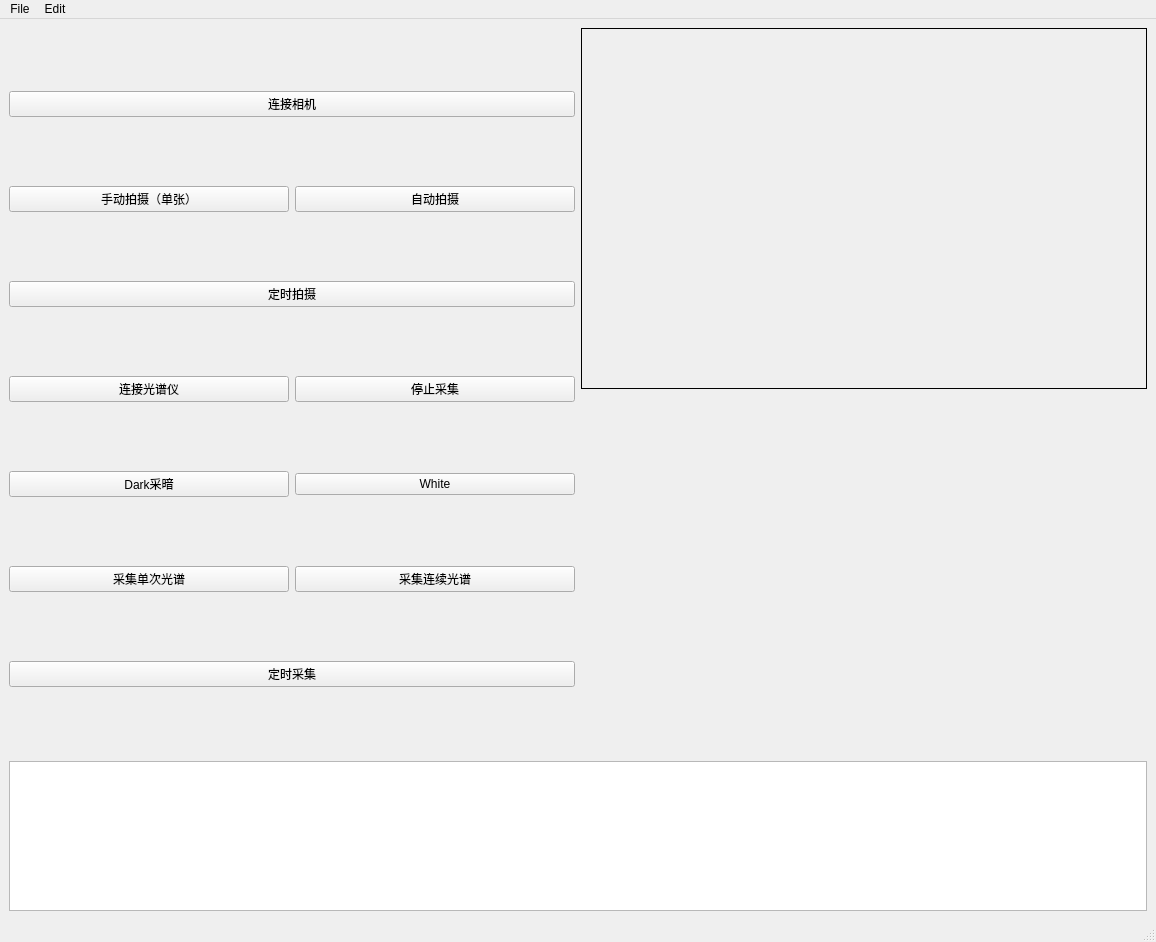
Above: mainwindow.ui from Chang-huilin/Tea-monitor-system before the change. Below: the same form after it.
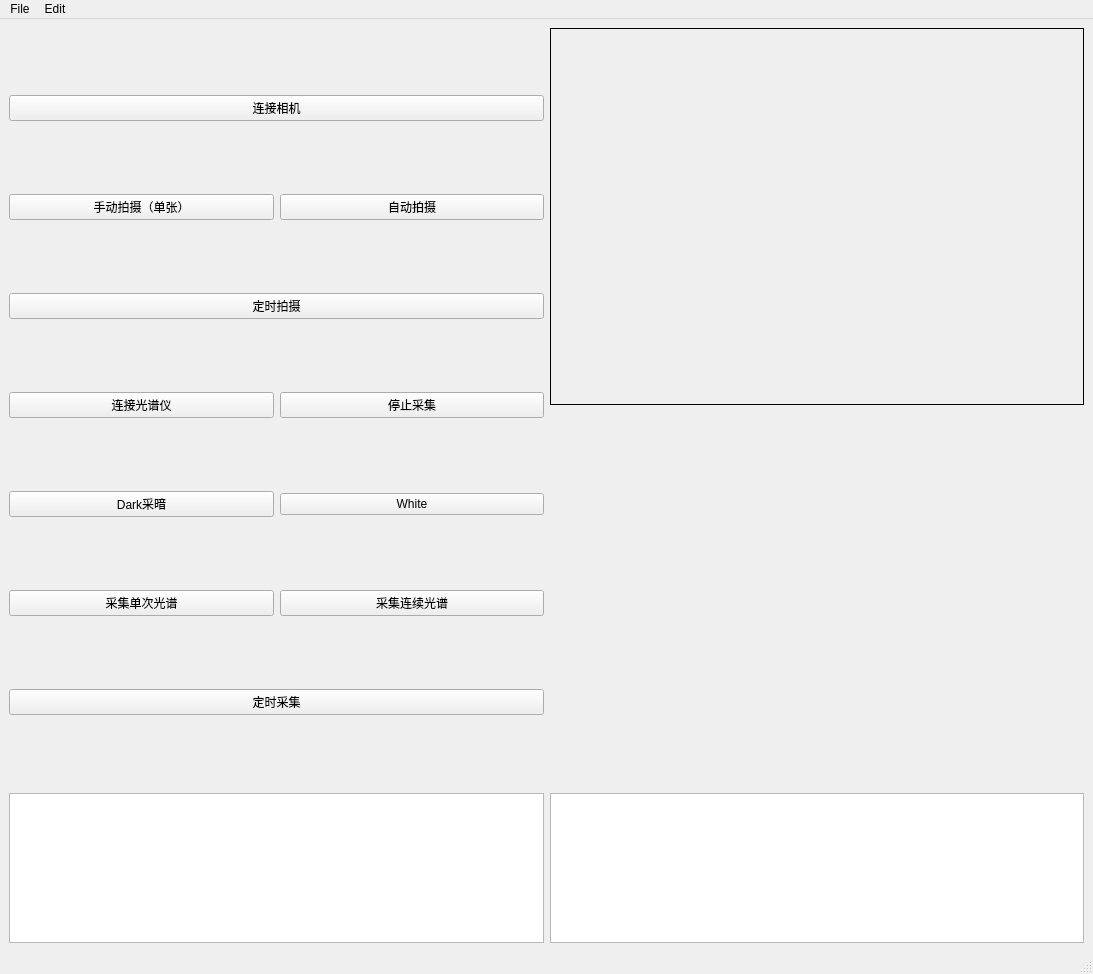
That is the form after the change.

```diff
--- a/mainwindow.ui
+++ b/mainwindow.ui
@@ -6,8 +6,8 @@
    <rect>
     <x>0</x>
     <y>0</y>
-    <width>1156</width>
-    <height>942</height>
+    <width>1093</width>
+    <height>974</height>
    </rect>
   </property>
   <property name="windowTitle">
@@ -17,13 +17,6 @@
    <layout class="QGridLayout" name="gridLayout_2">
     <item row="0" column="0" rowspan="2">
      <layout class="QGridLayout" name="gridLayout">
-      <item row="1" column="0">
-       <widget class="QPushButton" name="btnGrab">
-        <property name="text">
-         <string>手动拍摄（单张）</string>
-        </property>
-       </widget>
-      </item>
       <item row="1" column="1">
        <widget class="QPushButton" name="btnStartContinuous">
         <property name="text">
@@ -31,6 +24,62 @@
         </property>
        </widget>
       </item>
+      <item row="6" column="1">
+       <widget class="QPushButton" name="btnStartContinuousSpectrum">
+        <property name="text">
+         <string>采集连续光谱</string>
+        </property>
+       </widget>
+      </item>
+      <item row="1" column="0">
+       <widget class="QPushButton" name="btnGrab">
+        <property name="text">
+         <string>手动拍摄（单张）</string>
+        </property>
+       </widget>
+      </item>
+      <item row="6" column="0">
+       <widget class="QPushButton" name="btnGrabSpectrum">
+        <property name="text">
+         <string>采集单次光谱</string>
+        </property>
+       </widget>
+      </item>
+      <item row="8" column="0" colspan="2">
+       <widget class="QPushButton" name="btnStartTimerspectrum">
+        <property name="text">
+         <string>定时采集</string>
+        </property>
+       </widget>
+      </item>
+      <item row="4" column="1">
+       <widget class="QPushButton" name="btnGrabWhite">
+        <property name="text">
+         <string>White</string>
+        </property>
+       </widget>
+      </item>
+      <item row="4" column="0">
+       <widget class="QPushButton" name="btnGrabDark">
+        <property name="text">
+         <string>Dark采暗</string>
+        </property>
+       </widget>
+      </item>
+      <item row="0" column="0" colspan="2">
+       <widget class="QPushButton" name="btnConnect">
+        <property name="text">
+         <string>连接相机</string>
+        </property>
+       </widget>
+      </item>
+      <item row="2" column="0" colspan="2">
+       <widget class="QPushButton" name="btnStartTimercamera">
+        <property name="text">
+         <string>定时拍摄</string>
+        </property>
+       </widget>
+      </item>
       <item row="3" column="0">
        <widget class="QPushButton" name="btnConnectSpectrometer">
         <property name="baseSize">
@@ -51,58 +100,12 @@
         </property>
        </widget>
       </item>
-      <item row="4" column="0">
-       <widget class="QPushButton" name="btnGrabDark">
-        <property name="text">
-         <string>Dark采暗</string>
-        </property>
-       </widget>
-      </item>
-      <item row="4" column="1">
-       <widget class="QPushButton" name="btnGrabWhite">
-        <property name="text">
-         <string>White</string>
-        </property>
-       </widget>
-      </item>
-      <item row="5" column="0">
-       <widget class="QPushButton" name="btnGrabSpectrum">
-        <property name="text">
-         <string>采集单次光谱</string>
-        </property>
-       </widget>
-      </item>
-      <item row="5" column="1">
-       <widget class="QPushButton" name="btnStartContinuousSpectrum">
-        <property name="text">
-         <string>采集连续光谱</string>
-        </property>
-       </widget>
-      </item>
-      <item row="0" column="0" colspan="2">
-       <widget class="QPushButton" name="btnConnect">
-        <property name="text">
-         <string>连接相机</string>
-        </property>
-       </widget>
-      </item>
-      <item row="2" column="0" colspan="2">
-       <widget class="QPushButton" name="btnStartTimer">
-        <property name="text">
-         <string>定时拍摄</string>
-        </property>
-       </widget>
-      </item>
-      <item row="6" column="0" colspan="2">
-       <widget class="QPushButton" name="btnStartTimerspectrum">
-        <property name="text">
-         <string>定时采集</string>
-        </property>
-       </widget>
-      </item>
      </layout>
     </item>
-    <item row="0" column="1">
+    <item row="1" column="2">
+     <widget class="QWidget" name="spectrumView" native="true"/>
+    </item>
+    <item row="0" column="2">
      <widget class="QLabel" name="imageView">
       <property name="frameShape">
        <enum>QFrame::Shape::Box</enum>
@@ -115,10 +118,7 @@
       </property>
      </widget>
     </item>
-    <item row="1" column="1">
-     <widget class="QWidget" name="spectrumView" native="true"/>
-    </item>
-    <item row="2" column="0" colspan="2">
+    <item row="3" column="0">
      <widget class="QPlainTextEdit" name="logOutput">
       <property name="enabled">
        <bool>true</bool>
@@ -131,18 +131,29 @@
       </property>
      </widget>
     </item>
+    <item row="3" column="2">
+     <widget class="QPlainTextEdit" name="WitheringDegree">
+      <property name="maximumSize">
+       <size>
+        <width>16777215</width>
+        <height>150</height>
+       </size>
+      </property>
+     </widget>
+    </item>
    </layout>
    <zorder>spectrumView</zorder>
    <zorder></zorder>
-   <zorder>logOutput</zorder>
    <zorder>imageView</zorder>
+   <zorder>logOutput</zorder>
+   <zorder>WitheringDegree</zorder>
   </widget>
   <widget class="QMenuBar" name="menubar">
    <property name="geometry">
     <rect>
      <x>0</x>
      <y>0</y>
-     <width>1156</width>
+     <width>1093</width>
      <height>26</height>
     </rect>
    </property>
```
